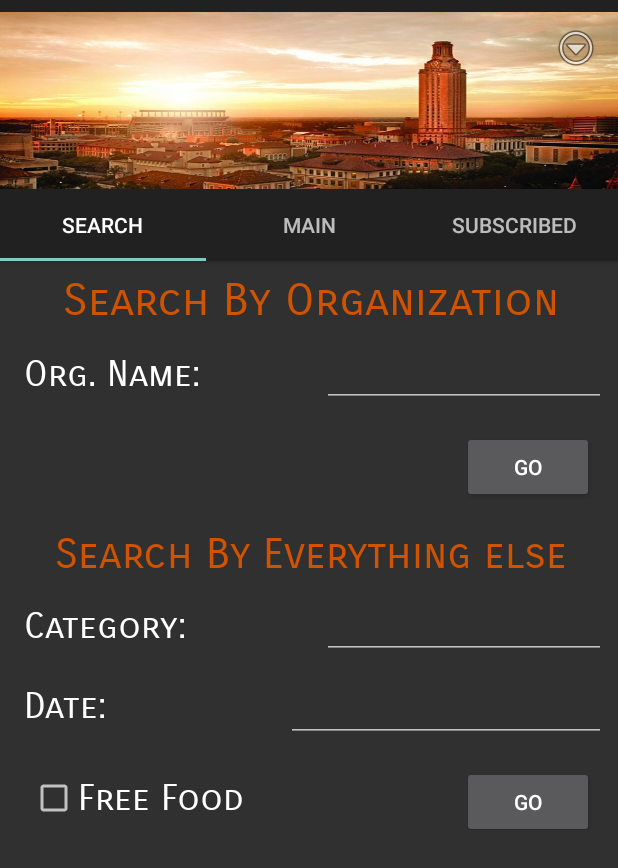
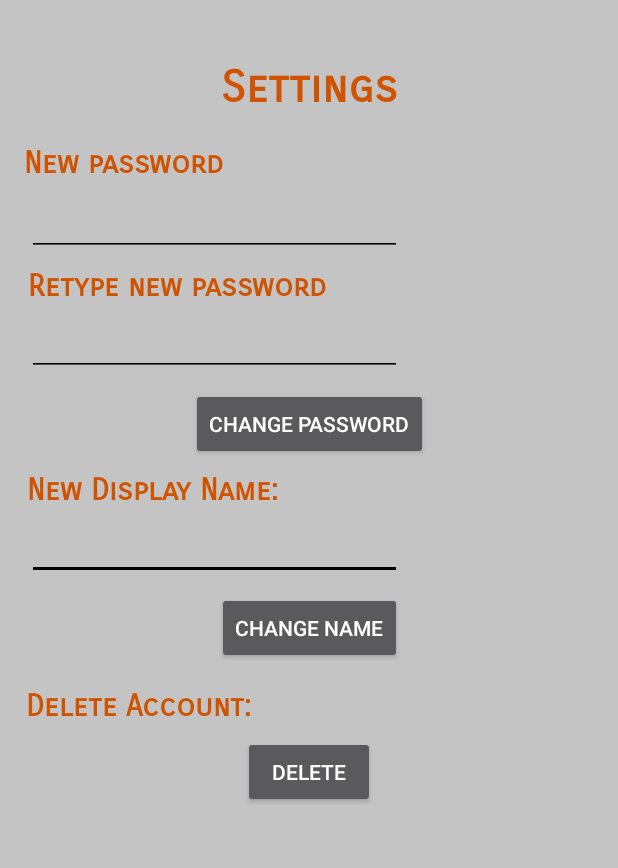
Before and after one commit to jdbravol/EE461LProject, an Android app: the StudentOptions screen opened directly, with no data from a screen before it, in the options menu, after a tap on "Settings", on a phone screen of 412 x 824 dp. Shown: the top 868 px of the screen. Run offline under Robolectric (Android 15) with nearby library versions, the phone set to English and light mode, and no system bars; our stand-ins replace Firebase (no records; nobody signed in at launch, a user with empty details on screens opened directly).

Commit message:
Layout for Settings finished. Need to fix auth issue.

```diff
--- a/app/src/main/java/com/example/ee461lproject/OrganizationOptions.java
+++ b/app/src/main/java/com/example/ee461lproject/OrganizationOptions.java
@@ -1,6 +1,7 @@
 package com.example.ee461lproject;
 
 import android.content.Context;
+import android.content.Intent;
 import android.support.design.widget.TabLayout;
 import android.support.v7.app.AppCompatActivity;
 import android.support.v7.widget.Toolbar;
@@ -100,7 +101,9 @@ public class OrganizationOptions extends AppCompatActivity {
         int id = item.getItemId();
 
         if (id == R.id.action_settings) {
-            return true;
+            Intent settingsIntent = new Intent(OrganizationOptions.this, Settings.class);
+            OrganizationOptions.this.startActivity(settingsIntent);
+            OrganizationOptions.this.finish();
         }
 
         return super.onOptionsItemSelected(item);
--- a/app/src/main/java/com/example/ee461lproject/Settings.java
+++ b/app/src/main/java/com/example/ee461lproject/Settings.java
@@ -19,6 +19,7 @@ import com.google.firebase.auth.FirebaseAuth;
 import com.google.firebase.auth.FirebaseUser;
 import com.google.firebase.auth.UserProfileChangeRequest;
 
+
 public class Settings extends AppCompatActivity {
 
 
@@ -29,8 +30,10 @@ public class Settings extends AppCompatActivity {
 
     @Override
     protected void onCreate(Bundle savedInstanceState) {
+        mAuth = FirebaseAuth.getInstance();
         super.onCreate(savedInstanceState);
-
+        Log.d(TAG, "Entered settings");
+        setContentView(R.layout.activity_settings);
 
         Button changePwdButton = (Button) findViewById(R.id.changePasswordButton);
         Button changeNameButton = (Button) findViewById(R.id.changeNameButton);
@@ -47,7 +50,7 @@ public class Settings extends AppCompatActivity {
 
                 //change password
                 if (pwd1.equals(pwd2)) {
-                    FirebaseUser user = FirebaseAuth.getInstance().getCurrentUser();
+                    FirebaseUser user = mAuth.getCurrentUser();
                     user.updatePassword(pwd1)
                             .addOnCompleteListener(new OnCompleteListener<Void>() {
                                 @Override
@@ -76,7 +79,7 @@ public class Settings extends AppCompatActivity {
             public void onClick(View v) {
                 String newName = newNameField.getText().toString();
                 if (!newName.equals("")) {
-                    FirebaseUser user = FirebaseAuth.getInstance().getCurrentUser();
+                    FirebaseUser user = mAuth.getCurrentUser();
                     UserProfileChangeRequest.Builder requestBuilder = new UserProfileChangeRequest.Builder();
                     requestBuilder.setDisplayName(newName);
                     UserProfileChangeRequest request = requestBuilder.build();
@@ -102,7 +105,7 @@ public class Settings extends AppCompatActivity {
                             count,
                             Toast.LENGTH_SHORT).show();
                 } else {
-                    FirebaseUser user = FirebaseAuth.getInstance().getCurrentUser();
+                    FirebaseUser user = mAuth.getCurrentUser();
 
                     user.delete()
                             .addOnCompleteListener(new OnCompleteListener<Void>() {
--- a/app/src/main/java/com/example/ee461lproject/StudentOptions.java
+++ b/app/src/main/java/com/example/ee461lproject/StudentOptions.java
@@ -1,6 +1,7 @@
 package com.example.ee461lproject;
 
 import android.app.DatePickerDialog;
+import android.content.Intent;
 import android.os.Bundle;
 import android.support.design.widget.TabLayout;
 import android.support.v4.app.Fragment;
@@ -9,6 +10,7 @@ import android.support.v4.app.FragmentPagerAdapter;
 import android.support.v4.view.ViewPager;
 import android.support.v7.app.AppCompatActivity;
 import android.support.v7.widget.Toolbar;
+import android.util.Log;
 import android.view.Menu;
 import android.view.MenuItem;
 import android.view.View;
@@ -18,7 +20,6 @@ import android.widget.EditText;
 import java.util.Date;
 
 public class StudentOptions extends AppCompatActivity {
-
     /**
      * The {@link android.support.v4.view.PagerAdapter} that will provide
      * fragments for each of the sections. We use a
@@ -33,7 +34,7 @@ public class StudentOptions extends AppCompatActivity {
      * The {@link ViewPager} that will host the section contents.
      */
     private ViewPager mViewPager;
-
+    private final static String TAG = "StudentOptionsActivity";
     @Override
     protected void onCreate(Bundle savedInstanceState) {
 
@@ -55,7 +56,6 @@ public class StudentOptions extends AppCompatActivity {
         tabLayout.setupWithViewPager(mViewPager);
 
 
-
     }
 
     // TODO: Replace default options with logout
@@ -71,11 +71,14 @@ public class StudentOptions extends AppCompatActivity {
         // Handle action bar item clicks here. The action bar will
         // automatically handle clicks on the Home/Up button, so long
         // as you specify a parent activity in AndroidManifest.xml.
-        int id = item.getItemId();
-
+        Log.d(TAG, "onOptionsItemSelected");
+        long id = item.getItemId();
         //noinspection SimplifiableIfStatement
         if (id == R.id.action_settings) {
-            return true;
+            Log.d(TAG, "Clicked action_settings");
+            Intent settingsIntent = new Intent(StudentOptions.this, Settings.class);
+            StudentOptions.this.startActivity(settingsIntent);
+            StudentOptions.this.finish();
         }
 
         return super.onOptionsItemSelected(item);
--- a/app/src/main/res/layout-v21/activity_settings.xml
+++ b/app/src/main/res/layout-v21/activity_settings.xml
@@ -16,18 +16,21 @@
         style="@style/Widget.AppCompat.EditText"
         android:layout_width="250dp"
         android:layout_height="48dp"
-        android:layout_marginLeft="0dp"
-        android:layout_marginTop="138dp"
+        android:layout_marginLeft="8dp"
+        android:layout_marginTop="0dp"
         android:backgroundTint="@android:color/black"
         android:ems="10"
         android:inputType="text"
         android:visibility="visible"
-        app:layout_constraintLeft_toLeftOf="@+id/textView7"
-        app:layout_constraintTop_toBottomOf="@+id/textView7"
+        app:layout_constraintLeft_toLeftOf="parent"
+        app:layout_constraintTop_toBottomOf="@+id/textView8"
         tools:layout_conversion_absoluteHeight="48dp"
         tools:layout_conversion_absoluteWidth="215dp"
         tools:layout_conversion_absoluteX="129dp"
-        tools:layout_conversion_absoluteY="181dp" />
+        tools:layout_conversion_absoluteY="181dp"
+        android:layout_marginRight="8dp"
+        app:layout_constraintRight_toRightOf="parent"
+        app:layout_constraintHorizontal_bias="0.067" />
 
     <TextView
         android:id="@+id/textView9"
@@ -42,8 +45,13 @@
         tools:layout_conversion_absoluteWidth="94dp"
         tools:layout_conversion_absoluteX="16dp"
         tools:layout_conversion_absoluteY="192dp"
-        tools:layout_editor_absoluteY="461dp"
-        tools:layout_editor_absoluteX="16dp" />
+        android:layout_marginTop="16dp"
+        app:layout_constraintTop_toBottomOf="@+id/changeNameButton"
+        android:layout_marginLeft="8dp"
+        app:layout_constraintLeft_toLeftOf="parent"
+        android:layout_marginRight="8dp"
+        app:layout_constraintRight_toRightOf="parent"
+        app:layout_constraintHorizontal_bias="0.039" />
 
     <TextView
         android:id="@+id/textView8"
@@ -58,8 +66,13 @@
         tools:layout_conversion_absoluteWidth="94dp"
         tools:layout_conversion_absoluteX="16dp"
         tools:layout_conversion_absoluteY="192dp"
-        tools:layout_editor_absoluteY="317dp"
-        tools:layout_editor_absoluteX="16dp" />
+        android:layout_marginTop="8dp"
+        app:layout_constraintTop_toBottomOf="@+id/changePasswordButton"
+        android:layout_marginRight="8dp"
+        app:layout_constraintRight_toRightOf="parent"
+        android:layout_marginLeft="8dp"
+        app:layout_constraintLeft_toLeftOf="parent"
+        app:layout_constraintHorizontal_bias="0.043" />
 
     <TextView
         android:id="@+id/textView3"
@@ -79,9 +92,6 @@
         android:id="@+id/newPasswordField"
         android:layout_width="250dp"
         android:layout_height="48dp"
-        android:layout_marginEnd="153dp"
-        android:layout_marginRight="153dp"
-        android:layout_marginTop="0dp"
         android:backgroundTint="@android:color/black"
         android:ems="10"
         android:fontFamily="sans-serif"
@@ -89,20 +99,23 @@
         android:minWidth="350dp"
         android:textColor="@color/common_google_signin_btn_text_dark_focused"
         android:textColorHint="@android:color/background_dark"
-        app:layout_constraintHorizontal_bias="0.0"
-        app:layout_constraintLeft_toLeftOf="@+id/textView6"
-        app:layout_constraintRight_toRightOf="parent"
-        app:layout_constraintTop_toBottomOf="@+id/textView6"
         tools:layout_conversion_absoluteHeight="48dp"
         tools:layout_conversion_absoluteWidth="215dp"
         tools:layout_conversion_absoluteX="129dp"
-        tools:layout_conversion_absoluteY="117dp" />
+        tools:layout_conversion_absoluteY="117dp"
+        android:layout_marginRight="8dp"
+        app:layout_constraintRight_toRightOf="parent"
+        android:layout_marginLeft="8dp"
+        app:layout_constraintLeft_toLeftOf="parent"
+        app:layout_constraintHorizontal_bias="0.067"
+        android:layout_marginTop="0dp"
+        app:layout_constraintTop_toBottomOf="@+id/textView6" />
 
     <TextView
         android:id="@+id/textView6"
         android:layout_width="362dp"
         android:layout_height="26dp"
-        android:layout_marginLeft="16dp"
+        android:layout_marginLeft="8dp"
         android:layout_marginStart="16dp"
         android:layout_marginTop="23dp"
         android:fontFamily="sans-serif-smallcaps"
@@ -130,14 +143,13 @@
         tools:layout_conversion_absoluteWidth="94dp"
         tools:layout_conversion_absoluteX="16dp"
         tools:layout_conversion_absoluteY="192dp"
-        tools:layout_editor_absoluteY="179dp"
-        tools:layout_editor_absoluteX="16dp" />
-
-    <TextView
-        android:id="@+id/textView12"
-        android:layout_width="wrap_content"
-        android:layout_height="wrap_content"
-        android:text="Name" />
+        android:layout_marginTop="8dp"
+        app:layout_constraintTop_toBottomOf="@+id/newPasswordField"
+        android:layout_marginRight="8dp"
+        app:layout_constraintRight_toRightOf="parent"
+        android:layout_marginLeft="8dp"
+        app:layout_constraintLeft_toLeftOf="parent"
+        app:layout_constraintHorizontal_bias="0.053" />
 
     <Button
         android:id="@+id/changePasswordButton"
@@ -148,34 +160,38 @@
         android:text="Change password"
         app:layout_constraintLeft_toLeftOf="parent"
         app:layout_constraintRight_toRightOf="parent"
-        tools:layout_editor_absoluteY="259dp"
-        app:layout_constraintHorizontal_bias="0.502" />
+        app:layout_constraintHorizontal_bias="0.502"
+        android:layout_marginTop="8dp"
+        app:layout_constraintTop_toBottomOf="@+id/newPasswordField2" />
 
     <Button
         android:id="@+id/deleteAccountButton"
         android:layout_width="wrap_content"
         android:layout_height="wrap_content"
         android:text="Delete"
-        tools:layout_editor_absoluteY="503dp"
         android:layout_marginLeft="8dp"
         app:layout_constraintLeft_toLeftOf="parent"
         android:layout_marginRight="8dp"
-        app:layout_constraintRight_toRightOf="parent" />
+        app:layout_constraintRight_toRightOf="parent"
+        android:layout_marginTop="8dp"
+        app:layout_constraintTop_toBottomOf="@+id/textView9" />
 
     <Button
         android:id="@+id/changeNameButton"
         android:layout_width="wrap_content"
         android:layout_height="wrap_content"
         android:text="Change Name"
-        tools:layout_editor_absoluteX="131dp"
-        tools:layout_editor_absoluteY="396dp" />
+        android:layout_marginTop="8dp"
+        app:layout_constraintTop_toBottomOf="@+id/newNameField"
+        android:layout_marginLeft="8dp"
+        app:layout_constraintLeft_toLeftOf="parent"
+        android:layout_marginRight="8dp"
+        app:layout_constraintRight_toRightOf="parent" />
 
     <EditText
         android:id="@+id/newPasswordField2"
         android:layout_width="250dp"
         android:layout_height="48dp"
-        android:layout_marginEnd="153dp"
-        android:layout_marginRight="153dp"
         android:layout_marginTop="0dp"
         android:backgroundTint="@android:color/black"
         android:ems="10"
@@ -184,13 +200,15 @@
         android:minWidth="350dp"
         android:textColor="@color/common_google_signin_btn_text_dark_focused"
         android:textColorHint="@android:color/background_dark"
-        app:layout_constraintHorizontal_bias="0.0"
-        app:layout_constraintLeft_toLeftOf="@+id/textView7"
-        app:layout_constraintRight_toRightOf="parent"
         app:layout_constraintTop_toBottomOf="@+id/textView7"
         tools:layout_conversion_absoluteHeight="48dp"
         tools:layout_conversion_absoluteWidth="215dp"
         tools:layout_conversion_absoluteX="129dp"
-        tools:layout_conversion_absoluteY="117dp" />
+        tools:layout_conversion_absoluteY="117dp"
+        android:layout_marginLeft="8dp"
+        app:layout_constraintLeft_toLeftOf="parent"
+        android:layout_marginRight="8dp"
+        app:layout_constraintRight_toRightOf="parent"
+        app:layout_constraintHorizontal_bias="0.067" />
 
 </android.support.constraint.ConstraintLayout>
```
Also changed, not shown: app/src/main/AndroidManifest.xml (+13 -0 lines).
